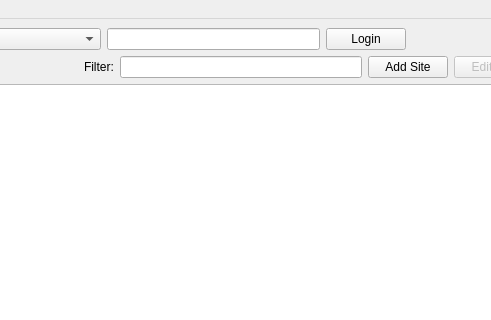
bkueng/qMasterPassword, file ui/main_window.ui: the form before one commit; both pictures show x 260 to 751 and y 0 to 320 of the 889 by 600 pixel window.
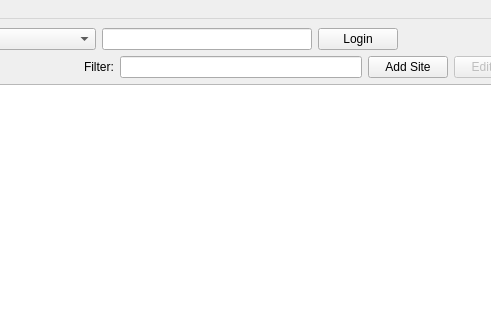
The form after the commit. Icons and pictures are not drawn.

Commit message: add identicon: visual help to check for password correctness w/o storing the hash

Diff of the .ui file:
```diff
--- a/ui/main_window.ui
+++ b/ui/main_window.ui
@@ -77,6 +77,13 @@
         </property>
        </widget>
       </item>
+      <item>
+       <widget class="QLabel" name="lblIdenticon">
+        <property name="text">
+         <string/>
+        </property>
+       </widget>
+      </item>
       <item>
        <spacer name="horizontalSpacer">
         <property name="orientation">
```
Left out of the diff: 33 changed lines with no effect on the pictures. The commit also changes 14 other files.
